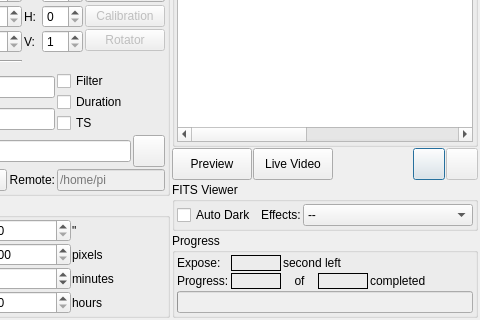
This is kstars/ekos/capture/capture.ui in KDE/kstars as Qt 5 draws it before an edit; both pictures show x 164 to 644 and y 217 to 537 of the 644 by 537 pixel window. The edited form follows.
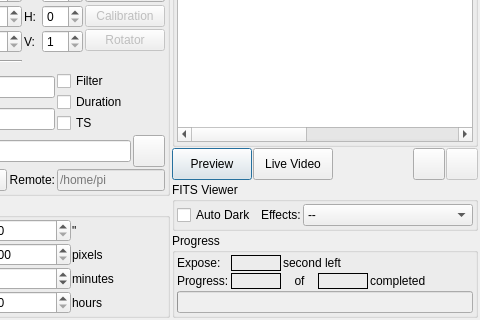
This is the edited form. Custom widgets are drawn as their Qt base class.

Commit message:
Use more sane default when hitting enter key in Ekos modules.
BUGS:397661
FIXED-IN:3.0.0

Patch:
```diff
--- a/kstars/ekos/capture/capture.ui
+++ b/kstars/ekos/capture/capture.ui
@@ -1559,6 +1559,12 @@
            <property name="text">
             <string>Preview</string>
            </property>
+           <property name="autoDefault">
+            <bool>true</bool>
+           </property>
+           <property name="default">
+            <bool>true</bool>
+           </property>
           </widget>
          </item>
          <item>
@@ -1625,12 +1631,6 @@
            <property name="text">
             <string/>
            </property>
-           <property name="autoDefault">
-            <bool>true</bool>
-           </property>
-           <property name="default">
-            <bool>true</bool>
-           </property>
           </widget>
          </item>
          <item>
```
The commit also changes 10 other files.
